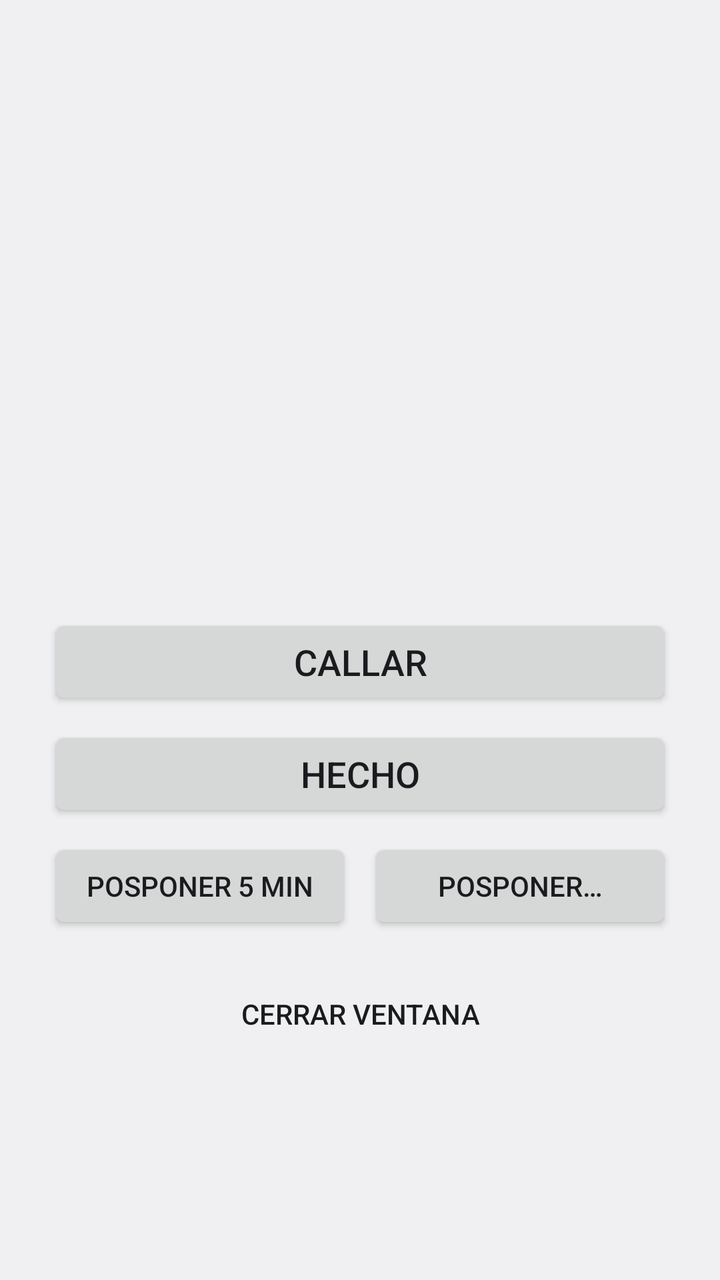
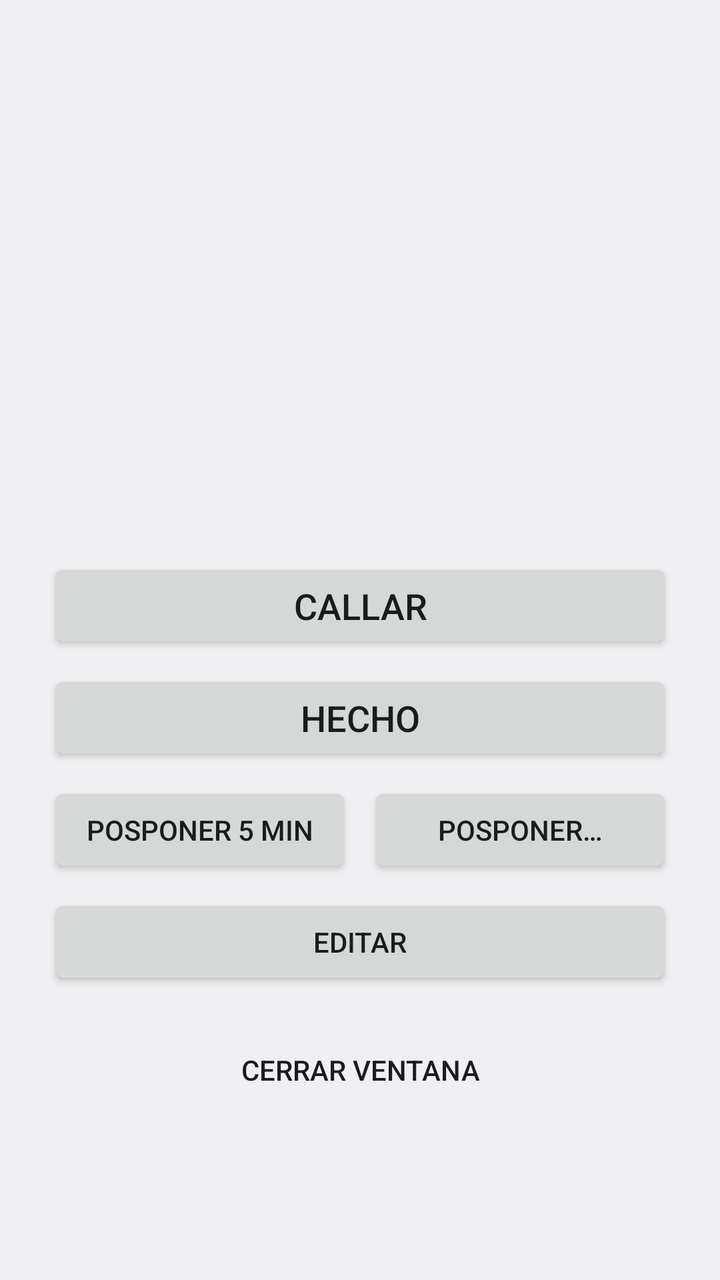

Two renders of the same Android screen: before a commit and after it. Below are the layout's source before the change and the commit's diff.
<!-- AndroidManifest.xml: application theme Tema -->
<!-- res/layout/activity_alarma.xml -->
<?xml version="1.0" encoding="utf-8"?>
<ScrollView xmlns:android="http://schemas.android.com/apk/res/android"
    android:layout_width="match_parent"
    android:layout_height="match_parent"
    android:fillViewport="true">
<LinearLayout
    android:layout_width="match_parent"
    android:layout_height="wrap_content"
    android:gravity="center"
    android:orientation="vertical"
    android:padding="24dp">

    <TextView
        android:id="@+id/alHora"
        android:layout_width="wrap_content"
        android:layout_height="wrap_content"
        android:textSize="56sp" />

    <TextView
        android:id="@+id/alTitulo"
        android:layout_width="match_parent"
        android:layout_height="wrap_content"
        android:layout_marginTop="16dp"
        android:gravity="center"
        android:textSize="26sp"
        android:textStyle="bold" />

    <TextView
        android:id="@+id/alNota"
        android:layout_width="match_parent"
        android:layout_height="wrap_content"
        android:layout_marginTop="8dp"
        android:gravity="center"
        android:textColor="?android:attr/textColorSecondary"
        android:textSize="18sp" />

    <Button
        android:id="@+id/alCallar"
        android:layout_width="match_parent"
        android:layout_height="wrap_content"
        android:layout_marginTop="40dp"
        android:text="Callar"
        android:textSize="18sp" />

    <Button
        android:id="@+id/alHecho"
        android:layout_width="match_parent"
        android:layout_height="wrap_content"
        android:layout_marginTop="8dp"
        android:text="Hecho"
        android:textSize="18sp" />

    <LinearLayout
        android:layout_width="match_parent"
        android:layout_height="wrap_content"
        android:layout_marginTop="8dp"
        android:orientation="horizontal">

        <Button
            android:id="@+id/alPosponer5"
            android:layout_width="0dp"
            android:layout_height="wrap_content"
            android:layout_weight="1"
            android:text="Posponer 5 min" />

        <Button
            android:id="@+id/alPosponerOtro"
            android:layout_width="0dp"
            android:layout_height="wrap_content"
            android:layout_marginStart="8dp"
            android:layout_weight="1"
            android:text="Posponer…" />
    </LinearLayout>

    <Button
        android:id="@+id/alWhatsapp"
        android:layout_width="match_parent"
        android:layout_height="wrap_content"
        android:layout_marginTop="8dp"
        android:text="Enviar por WhatsApp"
        android:visibility="gone" />

    <Button
        android:id="@+id/alCerrar"
        style="?android:attr/borderlessButtonStyle"
        android:layout_width="wrap_content"
        android:layout_height="wrap_content"
        android:layout_marginTop="16dp"
        android:text="Cerrar ventana" />
</LinearLayout>
</ScrollView>
<!-- resources referenced by this layout -->
<resources>
  <style name="Tema" parent="android:Theme.DeviceDefault.DayNight" />
</resources>

<!-- the commit's change to res/layout/activity_alarma.xml (unified diff, before → after) -->
@@ -73,6 +73,13 @@
     </LinearLayout>
 
     <Button
+        android:id="@+id/alEditar"
+        android:layout_width="match_parent"
+        android:layout_height="wrap_content"
+        android:layout_marginTop="8dp"
+        android:text="Editar" />
+
+    <Button
         android:id="@+id/alWhatsapp"
         android:layout_width="match_parent"
         android:layout_height="wrap_content"
